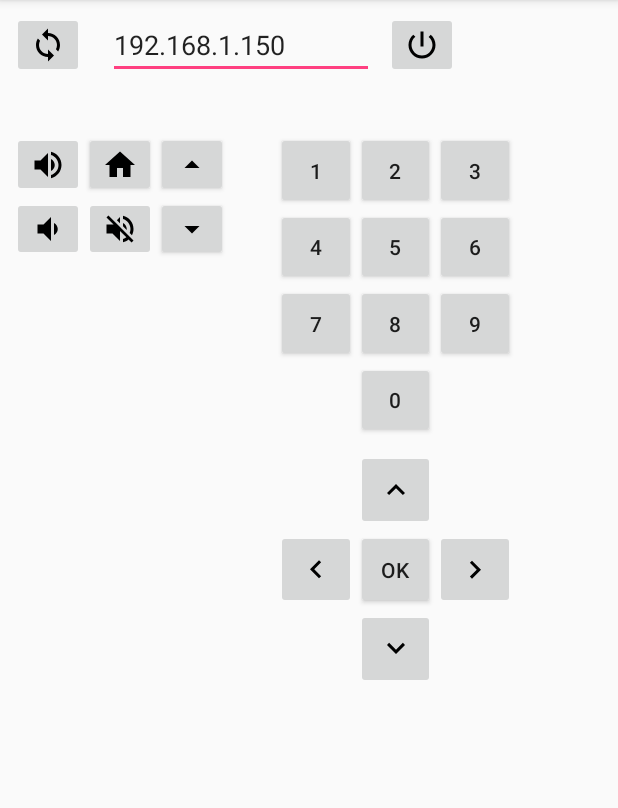
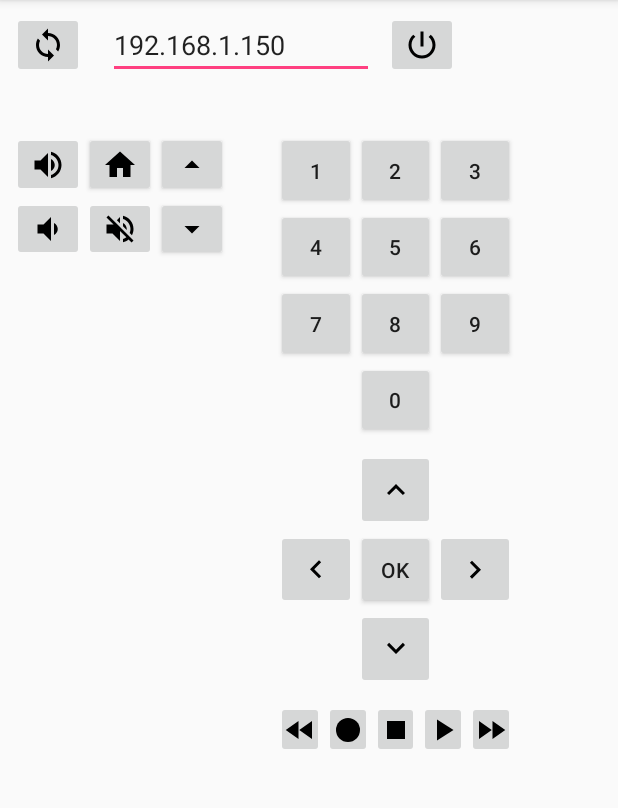
Before and after one commit to batou9150/BboxSensationRemoteControl, an Android app: the screen it shows after launch (MainActivity), on a phone screen of 412 x 824 dp, the part 84-892 px from its top. Run offline under Robolectric (Android 15) with nearby library versions, the phone set to English and light mode, and no system bars.

Commit message:
add media controls

```diff
--- a/app/src/main/java/fr/batoucada/bboxsensationremotecontrol/MainActivity.java
+++ b/app/src/main/java/fr/batoucada/bboxsensationremotecontrol/MainActivity.java
@@ -41,6 +41,12 @@ public class MainActivity extends AppCompatActivity {
         buttonIdList.add(R.id.b_right_arrow);
         buttonIdList.add(R.id.b_down_arrow);
 
+        buttonIdList.add(R.id.b_fast_rewind);
+        buttonIdList.add(R.id.b_record);
+        buttonIdList.add(R.id.b_stop);
+        buttonIdList.add(R.id.b_play_pause);
+        buttonIdList.add(R.id.b_fast_forward);
+
         View.OnClickListener buttonOnClickListener = new View.OnClickListener() {
             public void onClick(View v) {
                 EditText editTextIpAddress = findViewById(R.id.edit_text_ip_address);
--- /dev/null
+++ b/app/src/main/res/drawable/ic_fast_forward_black_24dp.xml
@@ -0,0 +1,9 @@
+<vector xmlns:android="http://schemas.android.com/apk/res/android"
+        android:width="24dp"
+        android:height="24dp"
+        android:viewportWidth="24.0"
+        android:viewportHeight="24.0">
+    <path
+        android:fillColor="#FF000000"
+        android:pathData="M4,18l8.5,-6L4,6v12zM13,6v12l8.5,-6L13,6z"/>
+</vector>
--- /dev/null
+++ b/app/src/main/res/drawable/ic_fast_rewind_black_24dp.xml
@@ -0,0 +1,9 @@
+<vector xmlns:android="http://schemas.android.com/apk/res/android"
+        android:width="24dp"
+        android:height="24dp"
+        android:viewportWidth="24.0"
+        android:viewportHeight="24.0">
+    <path
+        android:fillColor="#FF000000"
+        android:pathData="M11,18L11,6l-8.5,6 8.5,6zM11.5,12l8.5,6L20,6l-8.5,6z"/>
+</vector>
--- /dev/null
+++ b/app/src/main/res/drawable/ic_fiber_manual_record_black_24dp.xml
@@ -0,0 +1,9 @@
+<vector xmlns:android="http://schemas.android.com/apk/res/android"
+        android:width="24dp"
+        android:height="24dp"
+        android:viewportWidth="24.0"
+        android:viewportHeight="24.0">
+    <path
+        android:pathData="M12,12m-8,0a8,8 0,1 1,16 0a8,8 0,1 1,-16 0"
+        android:fillColor="#010101"/>
+</vector>
--- /dev/null
+++ b/app/src/main/res/drawable/ic_pause_black_24dp.xml
@@ -0,0 +1,9 @@
+<vector xmlns:android="http://schemas.android.com/apk/res/android"
+        android:width="24dp"
+        android:height="24dp"
+        android:viewportWidth="24.0"
+        android:viewportHeight="24.0">
+    <path
+        android:fillColor="#FF000000"
+        android:pathData="M6,19h4L10,5L6,5v14zM14,5v14h4L18,5h-4z"/>
+</vector>
--- /dev/null
+++ b/app/src/main/res/drawable/ic_play_arrow_black_24dp.xml
@@ -0,0 +1,9 @@
+<vector xmlns:android="http://schemas.android.com/apk/res/android"
+        android:width="24dp"
+        android:height="24dp"
+        android:viewportWidth="24.0"
+        android:viewportHeight="24.0">
+    <path
+        android:fillColor="#FF000000"
+        android:pathData="M8,5v14l11,-7z"/>
+</vector>
--- /dev/null
+++ b/app/src/main/res/drawable/ic_stop_black_24dp.xml
@@ -0,0 +1,9 @@
+<vector xmlns:android="http://schemas.android.com/apk/res/android"
+        android:width="24dp"
+        android:height="24dp"
+        android:viewportWidth="24.0"
+        android:viewportHeight="24.0">
+    <path
+        android:fillColor="#FF000000"
+        android:pathData="M6,6h12v12H6z"/>
+</vector>
--- a/app/src/main/res/layout/activity_main.xml
+++ b/app/src/main/res/layout/activity_main.xml
@@ -85,4 +85,13 @@
             android:layout_marginLeft="8dp"
             android:layout_marginStart="8dp"/>
 
+    <include
+            android:layout_width="0dp"
+            android:layout_height="38dp"
+            layout="@layout/media_controls"
+            app:layout_constraintStart_toStartOf="@+id/include"
+            app:layout_constraintEnd_toEndOf="@+id/include"
+            android:layout_marginTop="8dp"
+            app:layout_constraintTop_toBottomOf="@+id/include"/>
+
 </android.support.constraint.ConstraintLayout>
--- /dev/null
+++ b/app/src/main/res/layout/media_controls.xml
@@ -0,0 +1,70 @@
+<?xml version="1.0" encoding="utf-8"?>
+<android.support.constraint.ConstraintLayout
+        xmlns:android="http://schemas.android.com/apk/res/android"
+        xmlns:tools="http://schemas.android.com/tools"
+        xmlns:app="http://schemas.android.com/apk/res-auto"
+        android:layout_width="match_parent"
+        android:layout_height="match_parent"
+        tools:context=".MainActivity">
+
+    <ImageButton
+            android:id="@+id/b_fast_rewind"
+            android:src="@drawable/ic_fast_rewind_black_24dp"
+            android:contentDescription="@string/b_fast_rewind_text"
+            android:tag="18"
+            android:layout_width="0dp"
+            android:layout_height="0dp"
+            app:layout_constraintTop_toTopOf="parent"
+            app:layout_constraintBottom_toBottomOf="parent"
+            app:layout_constraintStart_toStartOf="parent"
+            app:layout_constraintEnd_toStartOf="@+id/b_record"/>
+
+    <ImageButton
+            android:id="@+id/b_record"
+            android:src="@drawable/ic_fiber_manual_record_black_24dp"
+            android:contentDescription="@string/b_record_text"
+            android:tag="24"
+            android:layout_width="0dp"
+            android:layout_height="0dp"
+            app:layout_constraintTop_toTopOf="parent"
+            app:layout_constraintBottom_toBottomOf="parent"
+            app:layout_constraintStart_toEndOf="@+id/b_fast_rewind"
+            app:layout_constraintEnd_toStartOf="@+id/b_stop"/>
+
+    <ImageButton
+            android:id="@+id/b_stop"
+            android:src="@drawable/ic_stop_black_24dp"
+            android:contentDescription="@string/b_stop_text"
+            android:tag="20"
+            android:layout_width="0dp"
+            android:layout_height="0dp"
+            app:layout_constraintTop_toTopOf="parent"
+            app:layout_constraintBottom_toBottomOf="parent"
+            app:layout_constraintStart_toEndOf="@+id/b_record"
+            app:layout_constraintEnd_toStartOf="@+id/b_play_pause"/>
+
+    <ImageButton
+            android:id="@+id/b_play_pause"
+            android:src="@drawable/ic_play_arrow_black_24dp"
+            android:contentDescription="@string/b_play_pause_text"
+            android:tag="23"
+            android:layout_width="0dp"
+            android:layout_height="0dp"
+            app:layout_constraintTop_toTopOf="parent"
+            app:layout_constraintBottom_toBottomOf="parent"
+            app:layout_constraintStart_toEndOf="@+id/b_stop"
+            app:layout_constraintEnd_toStartOf="@+id/b_fast_forward"/>
+
+    <ImageButton
+            android:id="@+id/b_fast_forward"
+            android:src="@drawable/ic_fast_forward_black_24dp"
+            android:contentDescription="@string/b_fast_forward_text"
+            android:tag="19"
+            android:layout_width="0dp"
+            android:layout_height="0dp"
+            app:layout_constraintTop_toTopOf="parent"
+            app:layout_constraintBottom_toBottomOf="parent"
+            app:layout_constraintStart_toEndOf="@+id/b_play_pause"
+            app:layout_constraintEnd_toEndOf="parent"/>
+
+</android.support.constraint.ConstraintLayout>
--- a/app/src/main/res/values/strings.xml
+++ b/app/src/main/res/values/strings.xml
@@ -24,4 +24,9 @@
     <string name="b_right_arrow_text">D</string>
     <string name="b_down_arrow_text">B</string>
     <string name="b_volume_mute_text">Mute</string>
+    <string name="b_fast_rewind_text">Rewind</string>
+    <string name="b_record_text">Record</string>
+    <string name="b_stop_text">Stop</string>
+    <string name="b_fast_forward_text">Forward</string>
+    <string name="b_play_pause_text">Play / Pause</string>
 </resources>
```
